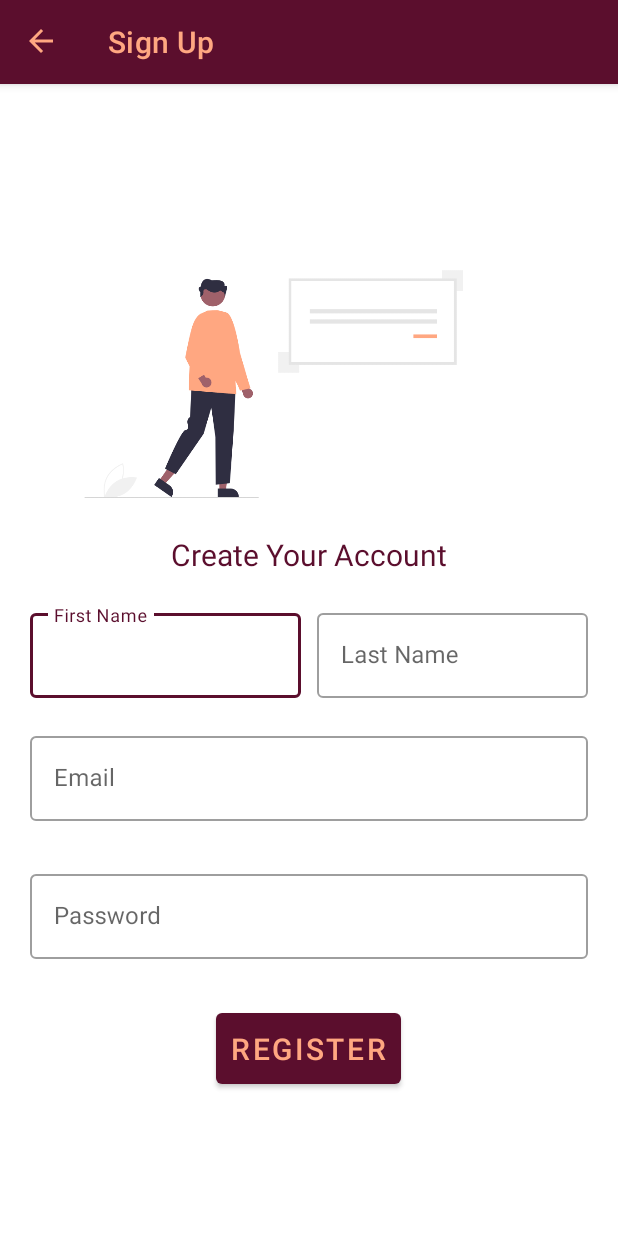
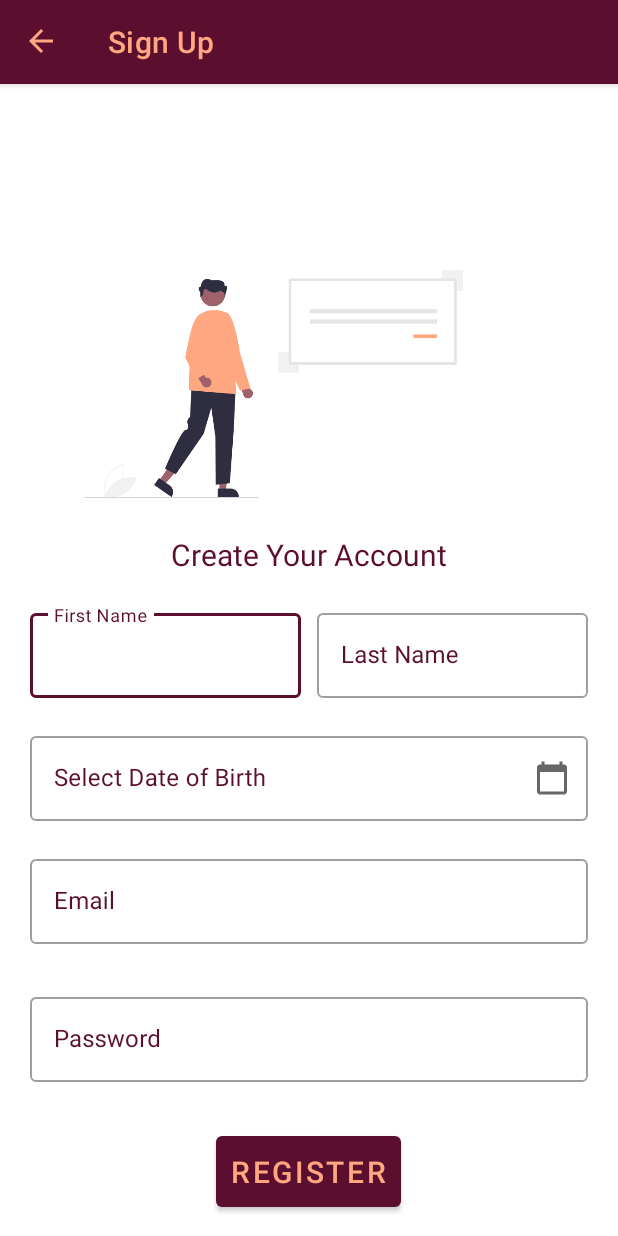
Before and after one commit to reuben21/TravelMate, an Android app: the SignUpActivity screen opened directly, with no data from a screen before it, on a phone screen of 412 x 824 dp. Run offline under Robolectric (Android 15) with nearby library versions, the phone set to English and light mode, and no system bars; our stand-ins replace Firebase (no records; nobody signed in at launch, a user with empty details on screens opened directly).

Commit message:
Updated Sign Up UI

```diff
--- a/app/build.gradle
+++ b/app/build.gradle
@@ -27,6 +27,9 @@ android {
         }
     }
     compileOptions {
+        // Flag to enable support for the new language APIs
+        coreLibraryDesugaringEnabled = true
+
         sourceCompatibility JavaVersion.VERSION_1_8
         targetCompatibility JavaVersion.VERSION_1_8
     }
@@ -54,6 +57,9 @@ dependencies {
     testImplementation 'junit:junit:4.13.2'
     androidTestImplementation 'androidx.test.ext:junit:1.1.3'
     androidTestImplementation 'androidx.test.espresso:espresso-core:3.4.0'
+
+
+    coreLibraryDesugaring 'com.android.tools:desugar_jdk_libs:1.0.10'
 
     // TODO: - PACKAGE FOR GLIDE
     implementation 'com.github.bumptech.glide:glide:4.12.0'
--- /dev/null
+++ b/app/src/main/res/drawable-anydpi/calendar.xml
@@ -0,0 +1,10 @@
+<vector xmlns:android="http://schemas.android.com/apk/res/android"
+    android:width="24dp"
+    android:height="24dp"
+    android:viewportWidth="24"
+    android:viewportHeight="24"
+    android:tint="#ffa781">
+  <path
+      android:fillColor="@android:color/white"
+      android:pathData="M20,3h-1L19,1h-2v2L7,3L7,1L5,1v2L4,3c-1.1,0 -2,0.9 -2,2v16c0,1.1 0.9,2 2,2h16c1.1,0 2,-0.9 2,-2L22,5c0,-1.1 -0.9,-2 -2,-2zM20,21L4,21L4,8h16v13z"/>
+</vector>
--- a/app/src/main/res/layout/activity_sign_up.xml
+++ b/app/src/main/res/layout/activity_sign_up.xml
@@ -57,7 +57,7 @@
                 android:textSize="20sp"
                 />
             <androidx.constraintlayout.widget.ConstraintLayout
-                android:id="@+id/linearLayout"
+                android:id="@+id/linearLayout1"
                 android:layout_width="match_parent"
                 android:layout_height="match_parent"
                 android:orientation="horizontal"
@@ -70,7 +70,7 @@
                     android:layout_width="0dp"
                     android:layout_height="wrap_content"
                     android:hint="First Name"
-
+                    android:textColorHint="@color/primaryColor"
                     app:layout_constraintBottom_toBottomOf="parent"
                     app:layout_constraintLeft_toLeftOf="parent"
                     app:layout_constraintRight_toRightOf="parent"
@@ -97,7 +97,7 @@
                     android:layout_width="0dp"
                     android:layout_height="wrap_content"
                     android:hint="Last Name"
-
+                    android:textColorHint="@color/primaryColor"
                     app:layout_constraintBottom_toBottomOf="parent"
                     app:layout_constraintLeft_toLeftOf="parent"
                     app:layout_constraintRight_toRightOf="parent"
@@ -123,6 +123,45 @@
 
 
 
+                <com.google.android.material.textfield.TextInputLayout
+                    android:id="@+id/dateTextInput"
+                    android:layout_width="match_parent"
+                    android:layout_height="wrap_content"
+                    android:hint="Select Date of Birth"
+                    app:hintTextColor="@color/primaryColor"
+                    android:layout_below="@id/linearLayout1"
+
+                    android:layout_marginTop="20dp"
+
+                    app:layout_constraintStart_toStartOf="parent"
+                    android:clickable="true"
+                    android:cursorVisible="false"
+                    android:focusable="false"
+                    android:textColorHint="@color/primaryColor"
+
+                    app:endIconMode="custom"
+                    app:endIconDrawable="@drawable/calendar"
+
+                    style="@style/Widget.MaterialComponents.TextInputLayout.OutlinedBox">
+
+                    <com.google.android.material.textfield.TextInputEditText
+                        android:layout_width="match_parent"
+                        android:layout_height="match_parent"
+                        android:id="@+id/dateTextInputEditText"
+                        android:clickable="true"
+                        android:cursorVisible="false"
+                        android:focusable="false"
+                        android:textColor="@color/primaryColor"
+
+                        />
+
+                </com.google.android.material.textfield.TextInputLayout>
+
+
+
+
+
+
 
 
             <com.google.android.material.textfield.TextInputLayout
@@ -130,7 +169,8 @@
                 android:layout_width="match_parent"
                 android:layout_height="wrap_content"
                 android:hint="@string/email"
-                android:layout_below="@id/linearLayout"
+                android:textColorHint="@color/primaryColor"
+                android:layout_below="@id/dateTextInput"
                 android:layout_marginTop="20dp"
                 style="@style/Widget.MaterialComponents.TextInputLayout.OutlinedBox">
 
@@ -147,6 +187,7 @@
                 android:layout_width="match_parent"
                 android:layout_height="wrap_content"
                 android:hint="Password"
+                android:textColorHint="@color/primaryColor"
                 android:layout_marginTop="30dp"
                 android:layout_below="@id/Email"
 
```
Also changed, not shown: app/src/main/java/com/project22/myapplication/authentication/SignUpActivity.kt (+39 -3 lines), app/src/main/res/drawable-hdpi/calendar.png (added), app/src/main/res/drawable-mdpi/calendar.png (added), app/src/main/res/drawable-xhdpi/calendar.png (added), app/src/main/res/drawable-xxhdpi/calendar.png (added).
